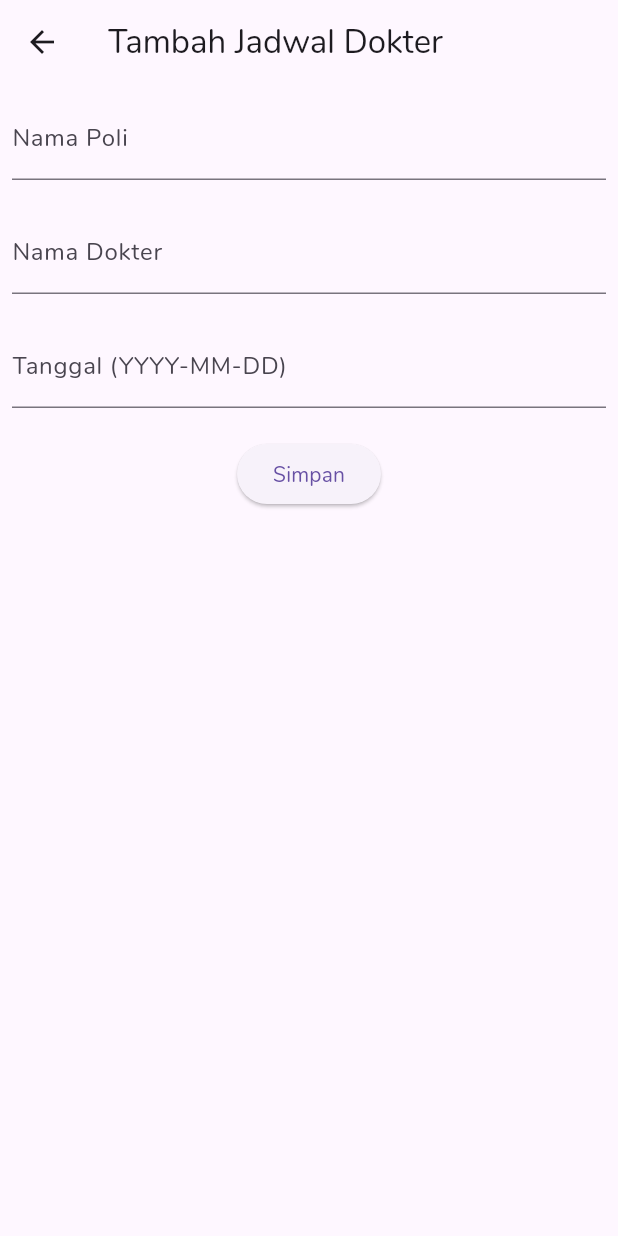
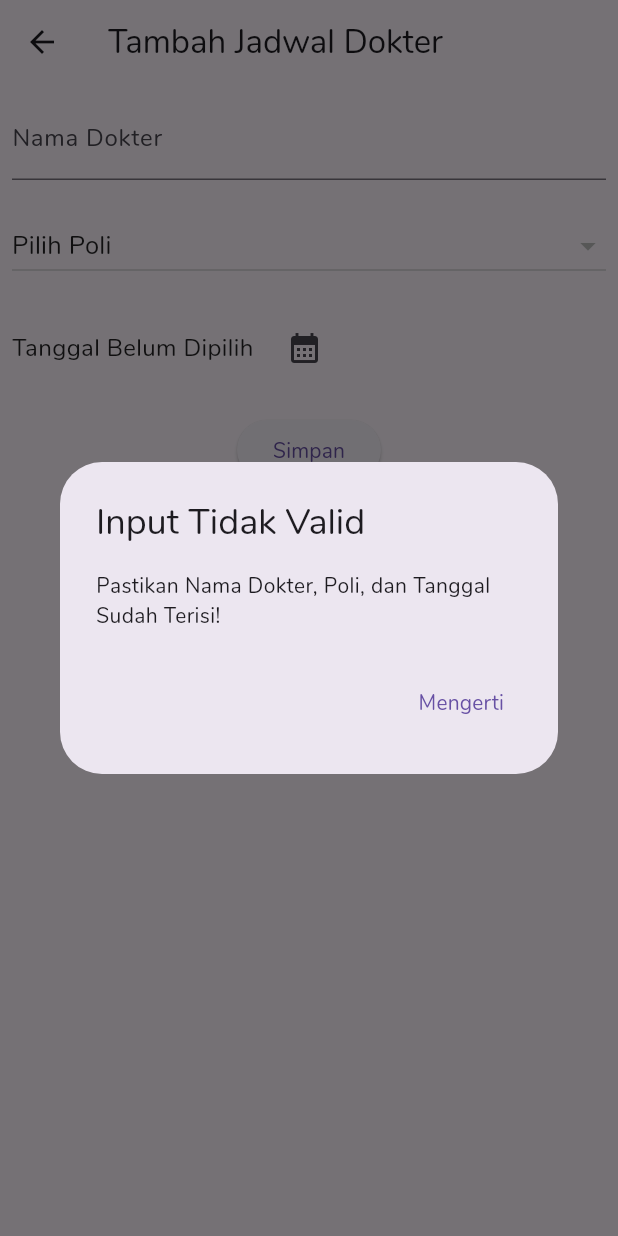
Before and after one commit to ferdinalaxewall/klinik_app, a Flutter app: the JadwalDokterForm screen opened directly, after a tap on "Simpan", on a phone screen of 412 x 824 dp. Run offline on Flutter 3.47's test engine with Material 3 defaults, Android fonts, the light colour scheme and no system bars; our stand-ins replace dio, shared_preferences; accounts and stored records are empty; network calls fail.

Commit message:
Enhancement/Jadwal Dokter: Optimize Jadwal Dokter Form

```diff
--- a/lib/ui/jadwal_dokter/jadwal_dokter_form.dart
+++ b/lib/ui/jadwal_dokter/jadwal_dokter_form.dart
@@ -1,8 +1,12 @@
 import 'package:first_mobile_app/model/jadwal_dokter.dart';
+import 'package:first_mobile_app/model/poli.dart';
 import 'package:first_mobile_app/service/jadwal_dokter_service.dart';
+import 'package:first_mobile_app/service/poli_service.dart';
 import 'package:first_mobile_app/ui/jadwal_dokter/jadwal_dokter_detail.dart';
 import 'package:flutter/material.dart';
 import 'package:intl/intl.dart';
+
+final formatter = DateFormat('yyyy/MM/dd');
 
 class JadwalDokterForm extends StatefulWidget {
   const JadwalDokterForm({super.key});
@@ -13,9 +17,48 @@ class JadwalDokterForm extends StatefulWidget {
 
 class _PoliFormState extends State<JadwalDokterForm> {
   final formKey = GlobalKey<FormState>();
-  final namaPoliController = TextEditingController();
   final namaDokterController = TextEditingController();
-  final tanggalController = TextEditingController();
+  String? _selectedPoli;
+  DateTime? _selectedDate;
+
+  List<Poli> _availablePoli = [];
+
+  void getPoli() async {
+    List<Poli> dataPoli = await PoliService().listData();
+
+    setState(() {
+      _availablePoli = dataPoli;
+    });
+  }
+
+  void _showDatePicker() async {
+    DateTime now = DateTime.now();
+    DateTime currentDate = _selectedDate ?? now;
+
+    final DateTime firstDate = DateTime(
+      currentDate.year - 1,
+      currentDate.month,
+      currentDate.day,
+    );
+
+    final DateTime lastDate = DateTime(now.year, now.month + 1, now.day);
+
+    final pickedDate = await showDatePicker(
+        context: context,
+        initialDate: currentDate,
+        firstDate: firstDate,
+        lastDate: lastDate);
+
+    setState(() {
+      _selectedDate = pickedDate;
+    });
+  }
+
+  @override
+  void initState() {
+    getPoli();
+    super.initState();
+  }
 
   @override
   Widget build(BuildContext context) {
@@ -28,9 +71,9 @@ class _PoliFormState extends State<JadwalDokterForm> {
             padding: const EdgeInsets.all(8.0),
             child: Column(
               children: [
+                fieldNamaDokter(),
+                const SizedBox(height: 20),
                 fieldNamaPoli(),
-                const SizedBox(height: 20),
-                fieldNamaDokter(),
                 const SizedBox(height: 20),
                 fieldTanggal(),
                 const SizedBox(height: 20),
@@ -44,9 +87,29 @@ class _PoliFormState extends State<JadwalDokterForm> {
   }
 
   fieldNamaPoli() {
-    return TextField(
-      decoration: const InputDecoration(labelText: "Nama Poli"),
-      controller: namaPoliController,
+    return SizedBox(
+      width: double.infinity,
+      child: DropdownButton(
+        hint: const Text(
+          'Pilih Poli',
+          style: TextStyle(fontSize: 17, color: Colors.black87),
+        ),
+        value: _selectedPoli,
+        isExpanded: true,
+        items: _availablePoli
+            .map((poli) => DropdownMenuItem(
+                  value: poli.namaPoli,
+                  child: Text(poli.namaPoli),
+                ))
+            .toList(),
+        onChanged: (value) {
+          if (value == null) return;
+
+          setState(() {
+            _selectedPoli = value;
+          });
+        },
+      ),
     );
   }
 
@@ -58,19 +121,53 @@ class _PoliFormState extends State<JadwalDokterForm> {
   }
 
   fieldTanggal() {
-    return TextField(
-      decoration: const InputDecoration(labelText: "Tanggal (YYYY-MM-DD)"),
-      controller: tanggalController,
+    return Row(
+      children: [
+        Text(
+          _selectedDate == null
+              ? 'Tanggal Belum Dipilih'
+              : formatter.format(_selectedDate!),
+          style: const TextStyle(fontSize: 16, color: Colors.black87),
+        ),
+        const SizedBox(
+          width: 10,
+        ),
+        IconButton(
+          onPressed: _showDatePicker,
+          icon: const Icon(Icons.calendar_month),
+        )
+      ],
     );
   }
 
   tombolSimpan() {
     return ElevatedButton(
       onPressed: () async {
+        if (_selectedPoli == null ||
+            namaDokterController.text.trim().isEmpty ||
+            _selectedDate == null) {
+          showDialog(
+            context: context,
+            builder: (ctx) => AlertDialog(
+              title: const Text('Input Tidak Valid'),
+              content: const Text(
+                  'Pastikan Nama Dokter, Poli, dan Tanggal Sudah Terisi!'),
+              actions: [
+                TextButton(
+                  onPressed: () => Navigator.pop(ctx),
+                  child: const Text('Mengerti'),
+                )
+              ],
+            ),
+          );
+
+          return;
+        }
+
         JadwalDokter jadwal_dokter = JadwalDokter(
-            namaPoli: namaPoliController.text,
+          namaPoli: _selectedPoli!,
           namaDokter: namaDokterController.text,
-            tanggal: DateFormat('yyyy-MM-dd').parse(tanggalController.text),
+          tanggal: _selectedDate!,
         );
 
         await JadwalDokterService().simpan(jadwal_dokter).then((value) {
@@ -82,6 +179,7 @@ class _PoliFormState extends State<JadwalDokterForm> {
           );
         });
       },
-        child: const Text("Simpan"));
+      child: const Text("Simpan"),
+    );
   }
 }
```
Also changed, not shown: lib/ui/jadwal_dokter/jadwal_dokter_detail.dart (+51 -9 lines), lib/ui/jadwal_dokter/jadwal_dokter_update_form.dart (+104 -12 lines). Lines whose indentation alone changed are shown as unchanged.
